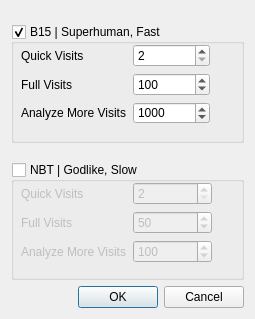
Above: NeuralNetSettingsDialog.ui from JeremySH/KataQuery before the change. Below: the same form after it.
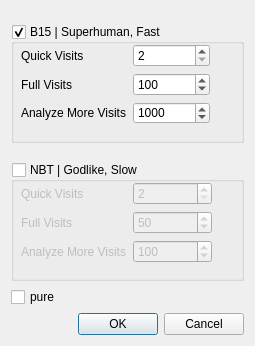
That is the form after the change.

Commit message:
add pure analysis option
pure analysis removes all biases and randomness for predictable and repetitious KataGo.

Added ability to select analysis-zero.cfg for deterministic play.

Added "purity" section README describing the option, and perfect_game.py script example showing deterministic play.

The edit to the form file:
```diff
--- a/NeuralNetSettingsDialog.ui
+++ b/NeuralNetSettingsDialog.ui
@@ -7,7 +7,7 @@
     <x>0</x>
     <y>0</y>
     <width>255</width>
-    <height>319</height>
+    <height>346</height>
    </rect>
   </property>
   <property name="windowTitle">
@@ -235,6 +235,16 @@
      </widget>
     </widget>
    </item>
+   <item>
+    <widget class="QCheckBox" name="pure">
+     <property name="toolTip">
+      <string>Analyze without randomness</string>
+     </property>
+     <property name="text">
+      <string>pure</string>
+     </property>
+    </widget>
+   </item>
    <item>
     <widget class="QDialogButtonBox" name="buttonBox">
      <property name="orientation">
```
The commit also changes 5 other files.
